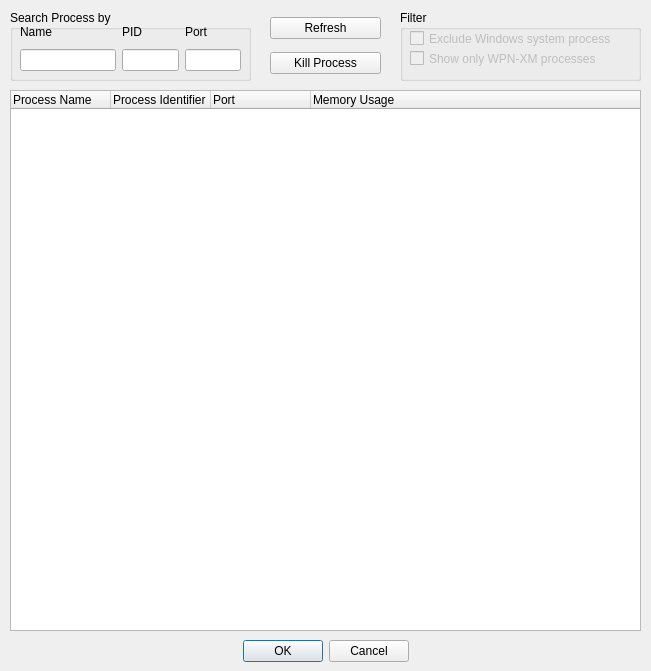
Qt form src/processviewer/processviewerdialog.ui (WPN-XM/server-control-panel) before a commit.
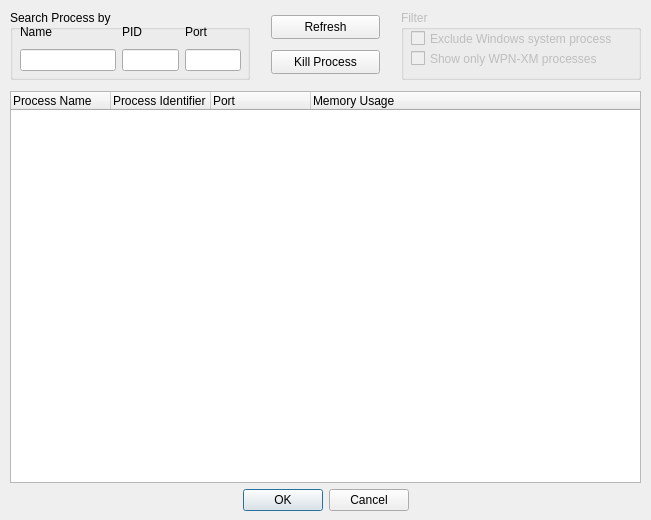
The same form after that commit.

Commit message: use setFocus() on ProcessViewerDialog added filter methods

What changed in the file:
```diff
--- a/src/processviewer/processviewerdialog.ui
+++ b/src/processviewer/processviewerdialog.ui
@@ -7,95 +7,43 @@
     <x>0</x>
     <y>0</y>
     <width>651</width>
-    <height>671</height>
+    <height>520</height>
    </rect>
   </property>
   <property name="windowTitle">
    <string>Dialog</string>
   </property>
-  <widget class="QTreeWidget" name="treeWidget">
+  <widget class="QWidget" name="verticalLayoutWidget_2">
    <property name="geometry">
     <rect>
      <x>10</x>
-     <y>90</y>
+     <y>10</y>
      <width>631</width>
-     <height>541</height>
+     <height>501</height>
     </rect>
    </property>
-   <column>
-    <property name="text">
-     <string>Process Name</string>
+   <layout class="QVBoxLayout" name="verticalLayout_2">
+    <property name="sizeConstraint">
+     <enum>QLayout::SetDefaultConstraint</enum>
     </property>
-   </column>
-   <column>
-    <property name="text">
-     <string>Process Identifier</string>
-    </property>
-   </column>
-   <column>
-    <property name="text">
-     <string>Port</string>
-    </property>
-   </column>
-   <column>
-    <property name="text">
-     <string>Memory Usage</string>
-    </property>
-   </column>
-  </widget>
-  <widget class="QGroupBox" name="groupBox">
-   <property name="geometry">
-    <rect>
-     <x>400</x>
-     <y>10</y>
-     <width>241</width>
-     <height>71</height>
-    </rect>
-   </property>
-   <property name="title">
-    <string>Filter</string>
-   </property>
-   <widget class="QCheckBox" name="checkBox_filterExcludeWindowsProcesses">
-    <property name="enabled">
-     <bool>false</bool>
-    </property>
-    <property name="geometry">
-     <rect>
-      <x>10</x>
-      <y>20</y>
-      <width>201</width>
-      <height>17</height>
-     </rect>
-    </property>
-    <property name="text">
-     <string>Exclude Windows system processes</string>
-    </property>
-   </widget>
-   <widget class="QCheckBox" name="checkBox_filterShowOnlyWpnxmProcesses">
-    <property name="enabled">
-     <bool>false</bool>
-    </property>
-    <property name="geometry">
-     <rect>
-      <x>10</x>
-      <y>40</y>
-      <width>211</width>
-      <height>17</height>
-     </rect>
-    </property>
-    <property name="text">
-     <string>Show only WPN-XM processes</string>
-    </property>
-   </widget>
-  </widget>
+    <item>
+     <layout class="QHBoxLayout" name="horizontalLayout">
+      <property name="sizeConstraint">
+       <enum>QLayout::SetMinimumSize</enum>
+      </property>
+      <item>
   <widget class="QGroupBox" name="groupBox_2">
-   <property name="geometry">
-    <rect>
-     <x>10</x>
-     <y>10</y>
-     <width>241</width>
-     <height>71</height>
-    </rect>
+        <property name="sizePolicy">
+         <sizepolicy hsizetype="Fixed" vsizetype="Minimum">
+          <horstretch>0</horstretch>
+          <verstretch>0</verstretch>
+         </sizepolicy>
+        </property>
+        <property name="minimumSize">
+         <size>
+          <width>240</width>
+          <height>70</height>
+         </size>
    </property>
    <property name="title">
     <string>Search Process by</string>
@@ -164,34 +112,45 @@
     </layout>
    </widget>
   </widget>
-  <widget class="QDialogButtonBox" name="buttonBox">
-   <property name="geometry">
-    <rect>
-     <x>15</x>
-     <y>640</y>
-     <width>621</width>
-     <height>23</height>
-    </rect>
-   </property>
-   <property name="standardButtons">
-    <set>QDialogButtonBox::Cancel|QDialogButtonBox::Ok</set>
-   </property>
-   <property name="centerButtons">
-    <bool>true</bool>
-   </property>
-  </widget>
-  <widget class="QWidget" name="verticalLayoutWidget">
-   <property name="geometry">
-    <rect>
-     <x>270</x>
-     <y>10</y>
-     <width>111</width>
-     <height>71</height>
-    </rect>
-   </property>
+      </item>
+      <item>
+       <spacer name="horizontalSpacer">
+        <property name="orientation">
+         <enum>Qt::Horizontal</enum>
+        </property>
+        <property name="sizeHint" stdset="0">
+         <size>
+          <width>40</width>
+          <height>20</height>
+         </size>
+        </property>
+       </spacer>
+      </item>
+      <item>
    <layout class="QVBoxLayout" name="verticalLayout">
+        <property name="spacing">
+         <number>6</number>
+        </property>
+        <property name="sizeConstraint">
+         <enum>QLayout::SetFixedSize</enum>
+        </property>
+        <property name="leftMargin">
+         <number>0</number>
+        </property>
     <item>
      <widget class="QPushButton" name="pushButton_Refresh">
+          <property name="sizePolicy">
+           <sizepolicy hsizetype="Fixed" vsizetype="Fixed">
+            <horstretch>0</horstretch>
+            <verstretch>0</verstretch>
+           </sizepolicy>
+          </property>
+          <property name="minimumSize">
+           <size>
+            <width>109</width>
+            <height>24</height>
+           </size>
+          </property>
       <property name="text">
        <string>Refresh</string>
       </property>
@@ -199,8 +158,141 @@
     </item>
     <item>
      <widget class="QPushButton" name="pushButton_KillProcess">
+          <property name="sizePolicy">
+           <sizepolicy hsizetype="Fixed" vsizetype="Fixed">
+            <horstretch>0</horstretch>
+            <verstretch>0</verstretch>
+           </sizepolicy>
+          </property>
+          <property name="minimumSize">
+           <size>
+            <width>109</width>
+            <height>24</height>
+           </size>
+          </property>
       <property name="text">
        <string>Kill Process</string>
+          </property>
+         </widget>
+        </item>
+       </layout>
+      </item>
+      <item>
+       <spacer name="horizontalSpacer_2">
+        <property name="orientation">
+         <enum>Qt::Horizontal</enum>
+        </property>
+        <property name="sizeHint" stdset="0">
+         <size>
+          <width>40</width>
+          <height>20</height>
+         </size>
+        </property>
+       </spacer>
+      </item>
+      <item>
+       <widget class="QGroupBox" name="groupBox">
+        <property name="enabled">
+         <bool>false</bool>
+        </property>
+        <property name="sizePolicy">
+         <sizepolicy hsizetype="Fixed" vsizetype="Fixed">
+          <horstretch>0</horstretch>
+          <verstretch>0</verstretch>
+         </sizepolicy>
+        </property>
+        <property name="minimumSize">
+         <size>
+          <width>240</width>
+          <height>70</height>
+         </size>
+        </property>
+        <property name="title">
+         <string>Filter</string>
+        </property>
+        <widget class="QCheckBox" name="checkBox_filterExcludeWindowsProcesses">
+         <property name="enabled">
+          <bool>false</bool>
+         </property>
+         <property name="geometry">
+          <rect>
+           <x>10</x>
+           <y>20</y>
+           <width>201</width>
+           <height>17</height>
+          </rect>
+         </property>
+         <property name="text">
+          <string>Exclude Windows system processes</string>
+         </property>
+        </widget>
+        <widget class="QCheckBox" name="checkBox_filterShowOnlyWpnxmProcesses">
+         <property name="enabled">
+          <bool>false</bool>
+         </property>
+         <property name="geometry">
+          <rect>
+           <x>10</x>
+           <y>40</y>
+           <width>211</width>
+           <height>17</height>
+          </rect>
+         </property>
+         <property name="text">
+          <string>Show only WPN-XM processes</string>
+         </property>
+        </widget>
+       </widget>
+      </item>
+     </layout>
+    </item>
+    <item>
+     <spacer name="verticalSpacer">
+      <property name="orientation">
+       <enum>Qt::Vertical</enum>
+      </property>
+      <property name="sizeType">
+       <enum>QSizePolicy::Preferred</enum>
+      </property>
+      <property name="sizeHint" stdset="0">
+       <size>
+        <width>20</width>
+        <height>5</height>
+       </size>
+      </property>
+     </spacer>
+    </item>
+    <item>
+     <widget class="QTreeWidget" name="treeWidget">
+      <column>
+       <property name="text">
+        <string>Process Name</string>
+       </property>
+      </column>
+      <column>
+       <property name="text">
+        <string>Process Identifier</string>
+       </property>
+      </column>
+      <column>
+       <property name="text">
+        <string>Port</string>
+       </property>
+      </column>
+      <column>
+       <property name="text">
+        <string>Memory Usage</string>
+       </property>
+      </column>
+     </widget>
+    </item>
+    <item>
+     <widget class="QDialogButtonBox" name="buttonBox">
+      <property name="standardButtons">
+       <set>QDialogButtonBox::Cancel|QDialogButtonBox::Ok</set>
+      </property>
+      <property name="centerButtons">
+       <bool>true</bool>
       </property>
      </widget>
     </item>
```
Lines whose indentation alone changed are shown as unchanged. The commit also changes 2 other files.
